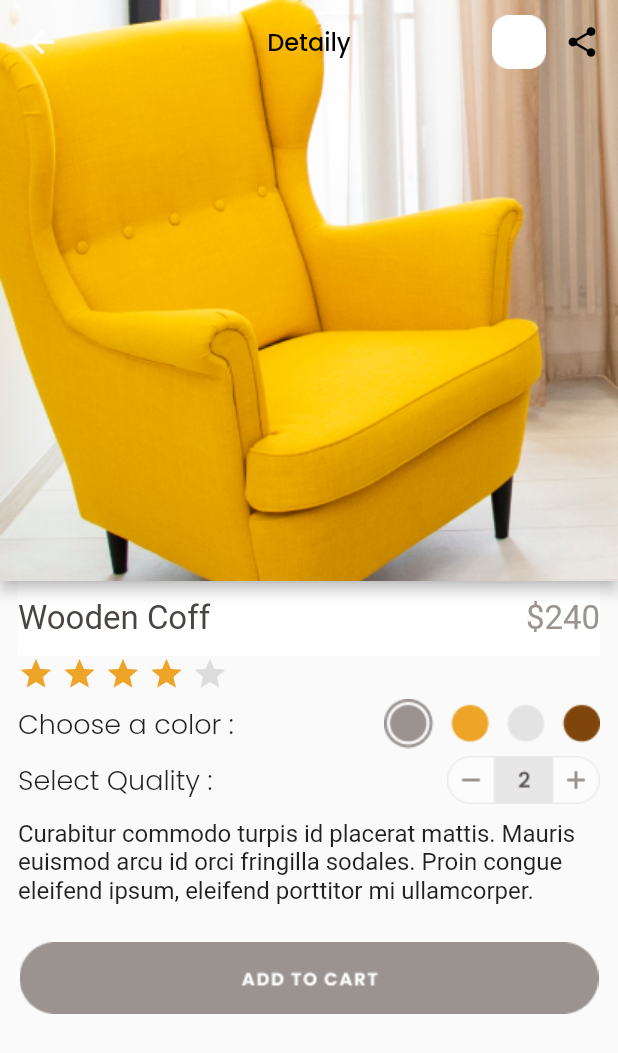
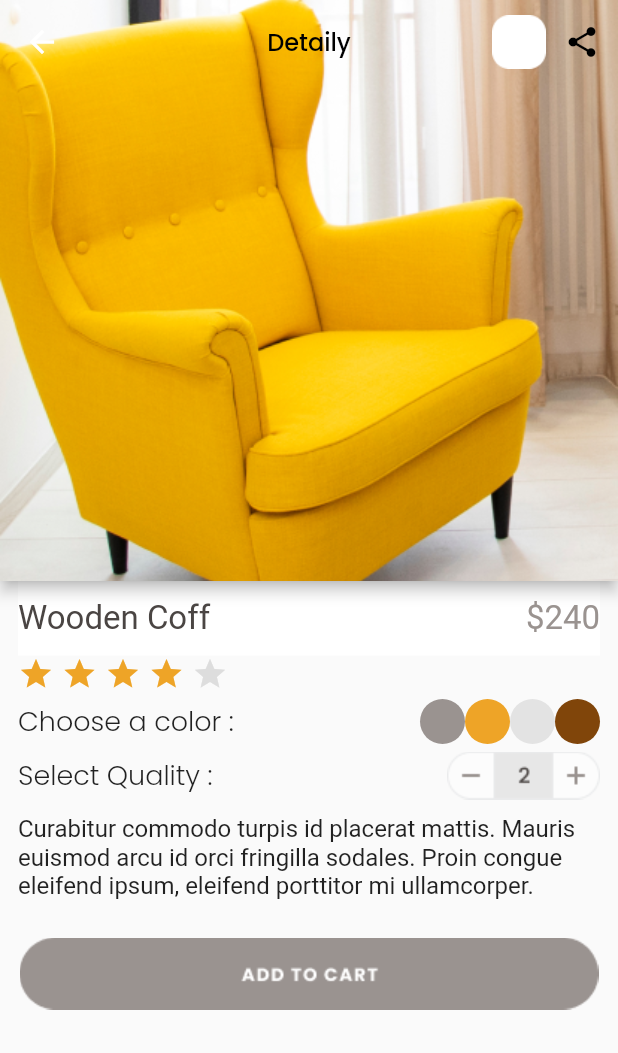
Before and after one commit to bimbimzzz/fic_furniture_shop, a Flutter app: the DetailPage screen opened directly, on a phone screen of 412 x 824 dp. Shown: the top 1053 px of the screen. Run offline on Flutter 3.47's test engine with Material 2 defaults, Android fonts, the phone set to English and light mode, and no system bars; our stand-ins replace google_fonts.

Commit message:
five commit

```diff
--- a/lib/pages/detail_page.dart
+++ b/lib/pages/detail_page.dart
@@ -129,7 +129,52 @@ class DetailPage extends StatelessWidget {
                       fontWeight: FontWeight.w300,
                     ),
                   ),
-                  Image.asset('assets/image/colordetail.png'),
+                  Row(
+                    mainAxisAlignment: MainAxisAlignment.spaceAround,
+                    children: [
+                      Container(
+                        height: 30,
+                        width: 30,
+                        decoration: BoxDecoration(
+                          color: const Color(0xff9A9390),
+                          borderRadius: BorderRadius.circular(50),
+                        ),
+                      ),
+                      const SizedBox(
+                        height: 5.0,
+                      ),
+                      Container(
+                        height: 30,
+                        width: 30,
+                        decoration: BoxDecoration(
+                          color: const Color(0xffEEA427),
+                          borderRadius: BorderRadius.circular(50),
+                        ),
+                      ),
+                      const SizedBox(
+                        height: 5.0,
+                      ),
+                      Container(
+                        height: 30,
+                        width: 30,
+                        decoration: BoxDecoration(
+                          color: const Color(0xffE3E3E3),
+                          borderRadius: BorderRadius.circular(50),
+                        ),
+                      ),
+                      const SizedBox(
+                        height: 5.0,
+                      ),
+                      Container(
+                        height: 30,
+                        width: 30,
+                        decoration: BoxDecoration(
+                          color: const Color(0xff80450A),
+                          borderRadius: BorderRadius.circular(50),
+                        ),
+                      ),
+                    ],
+                  ),
                 ],
               ),
               const SizedBox(
```
